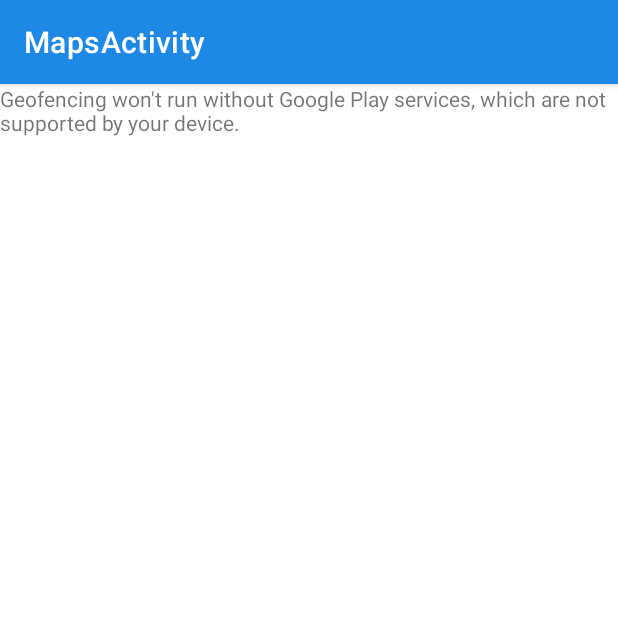
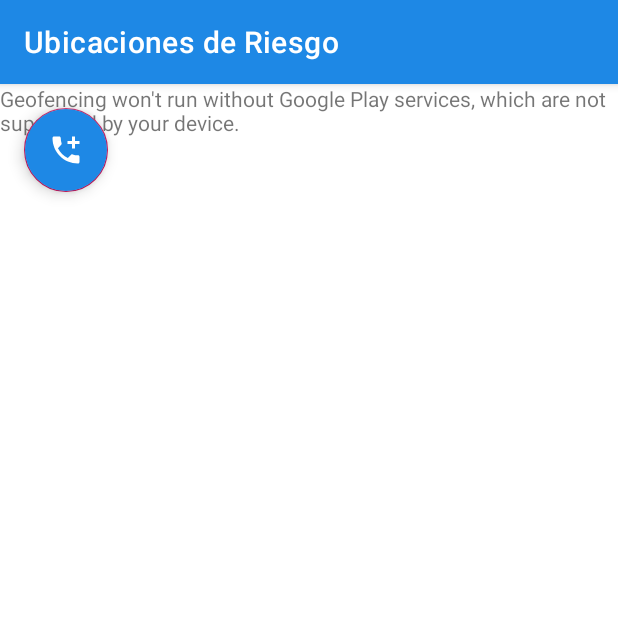
Before and after one commit to mparra37/Geofencing, an Android app: the MapsActivity screen opened directly, with no data from a screen before it, on a phone screen of 412 x 824 dp, the top half of it. Run offline under Robolectric (Android 15) with nearby library versions, the phone set to English and light mode, and no system bars.

Commit message:
add whatsapp message and modify title location

```diff
--- /dev/null
+++ b/app/src/main/res/drawable/baseline_add_call_24.xml
@@ -0,0 +1,5 @@
+<vector android:height="24dp" android:tint="#000000"
+    android:viewportHeight="24" android:viewportWidth="24"
+    android:width="24dp" xmlns:android="http://schemas.android.com/apk/res/android">
+    <path android:fillColor="@android:color/white" android:pathData="M20,15.5c-1.25,0 -2.45,-0.2 -3.57,-0.57 -0.35,-0.11 -0.74,-0.03 -1.02,0.24l-2.2,2.2c-2.83,-1.44 -5.15,-3.75 -6.59,-6.59l2.2,-2.21c0.28,-0.26 0.36,-0.65 0.25,-1C8.7,6.45 8.5,5.25 8.5,4c0,-0.55 -0.45,-1 -1,-1H4c-0.55,0 -1,0.45 -1,1 0,9.39 7.61,17 17,17 0.55,0 1,-0.45 1,-1v-3.5c0,-0.55 -0.45,-1 -1,-1zM21,6h-3V3h-2v3h-3v2h3v3h2V8h3z"/>
+</vector>
--- a/app/src/main/res/layout/activity_contrasena.xml
+++ b/app/src/main/res/layout/activity_contrasena.xml
@@ -30,9 +30,6 @@
             android:layout_height="wrap_content"
             android:layout_weight="1"/>
 
-
-
-
     </LinearLayout>
 
 </LinearLayout>
--- a/app/src/main/res/layout/activity_maps.xml
+++ b/app/src/main/res/layout/activity_maps.xml
@@ -15,4 +15,16 @@
         android:layout_height="match_parent"
         tools:context=".MapsActivity" />
 
+    <com.google.android.material.floatingactionbutton.FloatingActionButton
+        android:id="@+id/botonMensaje"
+        android:layout_width="wrap_content"
+        android:layout_height="wrap_content"
+        android:layout_margin="16dp"
+        android:layout_marginStart="16dp"
+        android:layout_marginTop="16dp"
+        android:backgroundTint="@color/primaryColor"
+        android:src="@drawable/baseline_add_call_24"
+        app:layout_constraintStart_toStartOf="parent"
+        app:layout_constraintTop_toTopOf="parent" />
+
 </androidx.constraintlayout.widget.ConstraintLayout>
--- a/app/src/main/res/values/strings.xml
+++ b/app/src/main/res/values/strings.xml
@@ -10,5 +10,5 @@
     <string name="menu_home">Home</string>
     <string name="menu_gallery">Gallery</string>
     <string name="menu_slideshow">Slideshow</string>
-    <string name="title_activity_maps">MapsActivity</string>
+    <string name="title_activity_maps">Ubicaciones de Riesgo</string>
 </resources>
```
Also changed, not shown: app/src/main/java/parra/mario/geofencing/MapsActivity.kt (+41 -2 lines).
